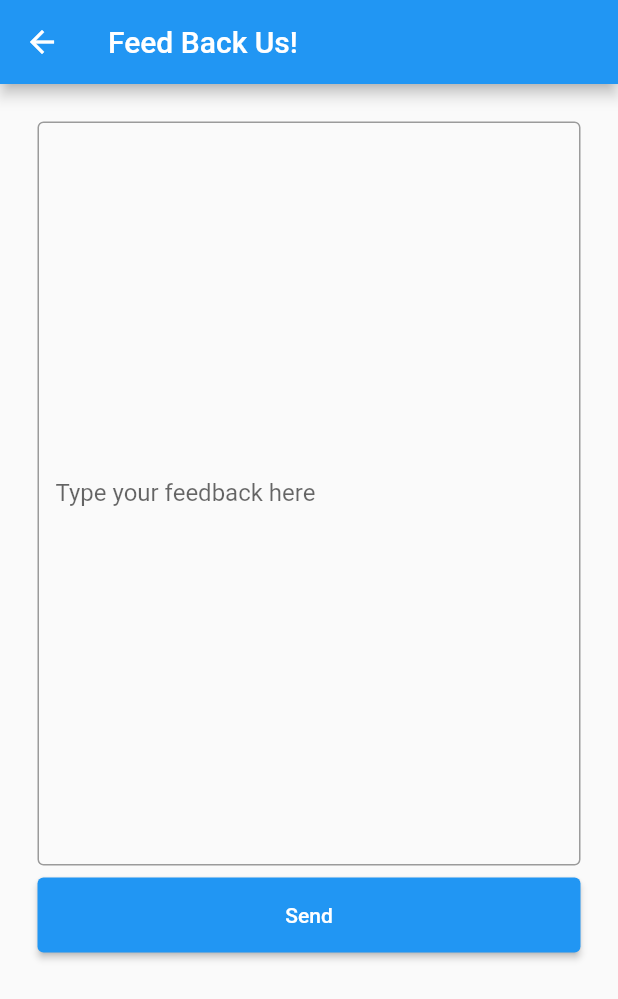
After one commit to kod4284/push-weather, a Flutter app: the screen it shows after launch, after a tap on the "mail outline" icon, on a phone screen of 412 x 824 dp. The commit adds this screen. Shown: the top 999 px of the screen. Run offline on Flutter 3.47's test engine with Material 2 defaults, Android fonts, the phone set to English and light mode, and no system bars; our stand-ins replace flutter_dotenv, flutter_local_notifications, flutter_time_picker_spinner, fluttertoast, geolocator, timezone.

Commit message:
feat: add feedback page
close #17

```diff
--- /dev/null
+++ b/lib/feed_back.dart
@@ -0,0 +1,54 @@
+import 'package:flutter/material.dart';
+class FeedBackPage extends StatefulWidget {
+  const FeedBackPage({Key? key}) : super(key: key);
+
+  @override
+  State<FeedBackPage> createState() => _FeedBackPage();
+}
+
+class _FeedBackPage extends State<FeedBackPage> {
+  String _content = "";
+
+  @override
+  Widget build(BuildContext context) {
+    return Scaffold(
+      appBar: AppBar(
+        title: const Text('Feed Back Us!'),
+      ),
+      body: Container(
+        padding: EdgeInsets.all(25),
+        child: Column(
+          crossAxisAlignment: CrossAxisAlignment.start,
+          children: [
+            Container(
+              child:  TextField(
+                maxLines: 24,
+                onChanged: (String value) {
+                  setState(() {
+                    _content = value;
+                  });
+                },
+                decoration: const InputDecoration(
+                  border: OutlineInputBorder(),
+                  labelText: 'Type your feedback here',
+                ),
+              ),
+            ),
+            Container(
+              padding: EdgeInsets.only(top: 8),
+              child: ElevatedButton(
+                onPressed: () {
+
+                },
+                child: const Text('Send'),
+                style: ElevatedButton.styleFrom(
+                    minimumSize: const Size(double.infinity, 50)
+                ),
+              )
+            ),
+          ],
+        ),
+      ),
+    );
+  }
+}
--- a/lib/main.dart
+++ b/lib/main.dart
@@ -3,9 +3,9 @@ import 'package:flutter_dotenv/flutter_dotenv.dart';
 import 'package:flutter_time_picker_spinner/flutter_time_picker_spinner.dart';
 import 'package:fluttertoast/fluttertoast.dart';
 
-import 'widgets/weather_info_page.dart';
+import '/widgets/weather_info_page.dart';
 import '/utils/notification_service.dart';
-import 'utils/notification_service.dart';
+import '/feed_back.dart';
 
 Future<void> main() async {
   WidgetsFlutterBinding.ensureInitialized();
@@ -116,9 +116,14 @@ class _MyHomePageState extends State<MyHomePage> {
           ],
         ),
       floatingActionButton: FloatingActionButton(
-        onPressed: null,
-        tooltip: 'Increment',
-        child: const Icon(Icons.add),
+        onPressed: () {
+          Navigator.push(
+            context,
+            MaterialPageRoute(builder: (context) => const FeedBackPage())
+          );
+        },
+        tooltip: 'to Feedback page',
+        child: const Icon(Icons.mail_outline),
       ), // This trailing comma makes auto-formatting nicer for build methods.
     );
   }
```
